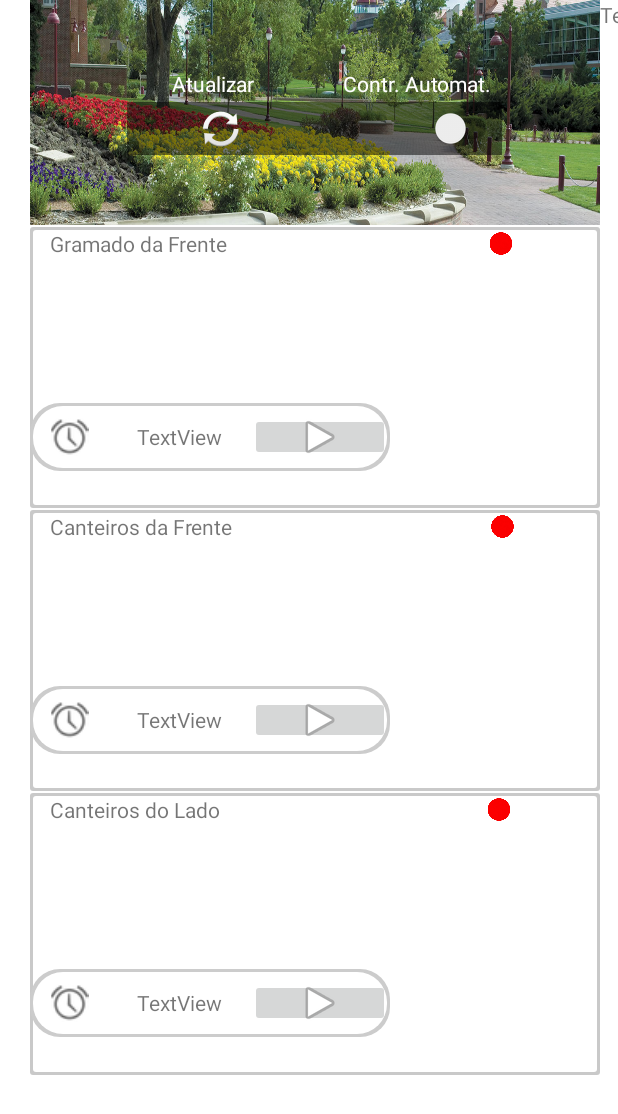
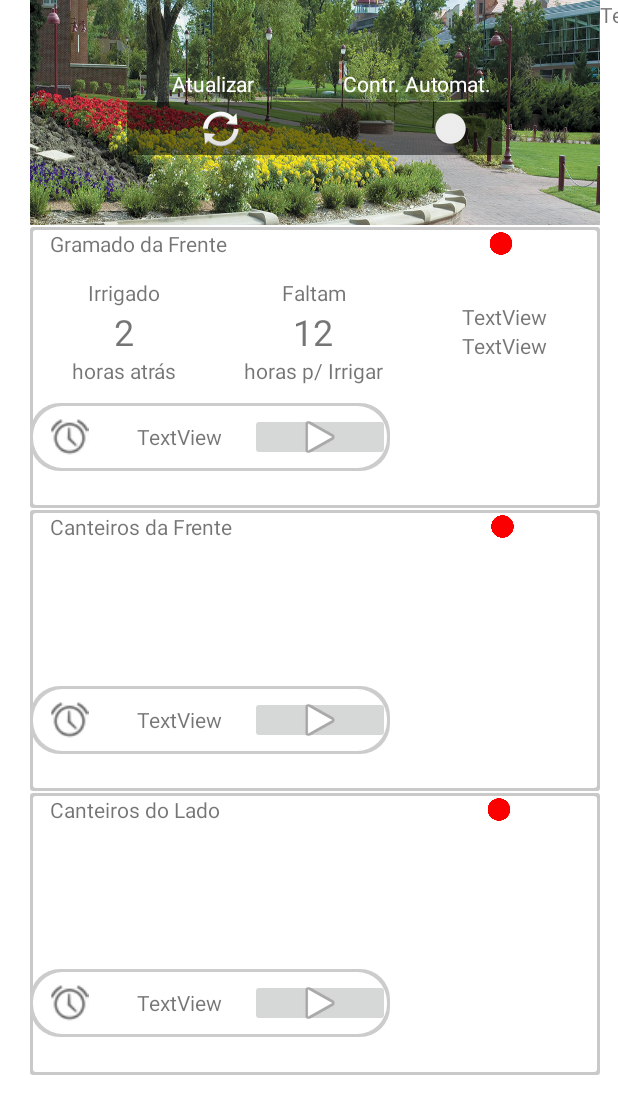
Before and after one commit to lennedy/irrigation-app, an Android app: the MainActivity screen opened directly, with no data from a screen before it, on a phone screen of 412 x 824 dp. Shown: the top 1114 px of the screen. Run offline under Robolectric (Android 15) with nearby library versions, the phone set to English and light mode, and no system bars; 3 statements that could not run were skipped.

Commit message:
Adição de funcionalidade na interface:
Criação de labels para exibir quanto falta para a próxima irrigação e quanto tempo desde a última irrigação.

```diff
--- a/app/src/main/res/layout/activity_main.xml
+++ b/app/src/main/res/layout/activity_main.xml
@@ -111,7 +111,94 @@
         <LinearLayout
             android:layout_width="match_parent"
             android:layout_height="95dp"
-            android:orientation="horizontal"></LinearLayout>
+            android:orientation="horizontal">
+
+            <LinearLayout
+                android:layout_width="126dp"
+                android:layout_height="match_parent"
+                android:gravity="center"
+                android:orientation="vertical">
+
+                <TextView
+                    android:id="@+id/textBefore1"
+                    android:layout_width="match_parent"
+                    android:layout_height="wrap_content"
+                    android:gravity="center"
+                    android:text="Irrigado" />
+
+                <TextView
+                    android:id="@+id/textBefore2"
+                    android:layout_width="match_parent"
+                    android:layout_height="wrap_content"
+                    android:gravity="center"
+                    android:text="2"
+                    android:textSize="24sp" />
+
+                <TextView
+                    android:id="@+id/textBefore3"
+                    android:layout_width="match_parent"
+                    android:layout_height="wrap_content"
+                    android:gravity="center"
+                    android:text="horas atrás" />
+            </LinearLayout>
+
+            <LinearLayout
+                android:layout_width="126dp"
+                android:layout_height="match_parent"
+                android:gravity="center"
+                android:orientation="vertical"
+                android:visibility="visible">
+
+                <TextView
+                    android:id="@+id/textView2"
+                    android:layout_width="match_parent"
+                    android:layout_height="wrap_content"
+                    android:gravity="center"
+                    android:text="Faltam"
+                    android:visibility="visible" />
+
+                <TextView
+                    android:id="@+id/textView10"
+                    android:layout_width="match_parent"
+                    android:layout_height="wrap_content"
+                    android:gravity="center"
+                    android:text="12"
+                    android:textSize="24sp" />
+
+                <TextView
+                    android:id="@+id/textView12"
+                    android:layout_width="match_parent"
+                    android:layout_height="wrap_content"
+                    android:gravity="center"
+                    android:text="horas p/ Irrigar" />
+
+            </LinearLayout>
+
+            <LinearLayout
+                android:layout_width="match_parent"
+                android:layout_height="match_parent"
+                android:gravity="center"
+                android:orientation="vertical">
+
+                <TextView
+                    android:id="@+id/textView8"
+                    android:layout_width="match_parent"
+                    android:layout_height="wrap_content"
+                    android:gravity="center"
+                    android:text="TextView" />
+
+                <TextView
+                    android:id="@+id/textView13"
+                    android:layout_width="match_parent"
+                    android:layout_height="wrap_content"
+                    android:gravity="center"
+                    android:text="TextView" />
+            </LinearLayout>
+
+
+
+
+        </LinearLayout>
 
         <LinearLayout
             android:layout_width="240dp"
```
